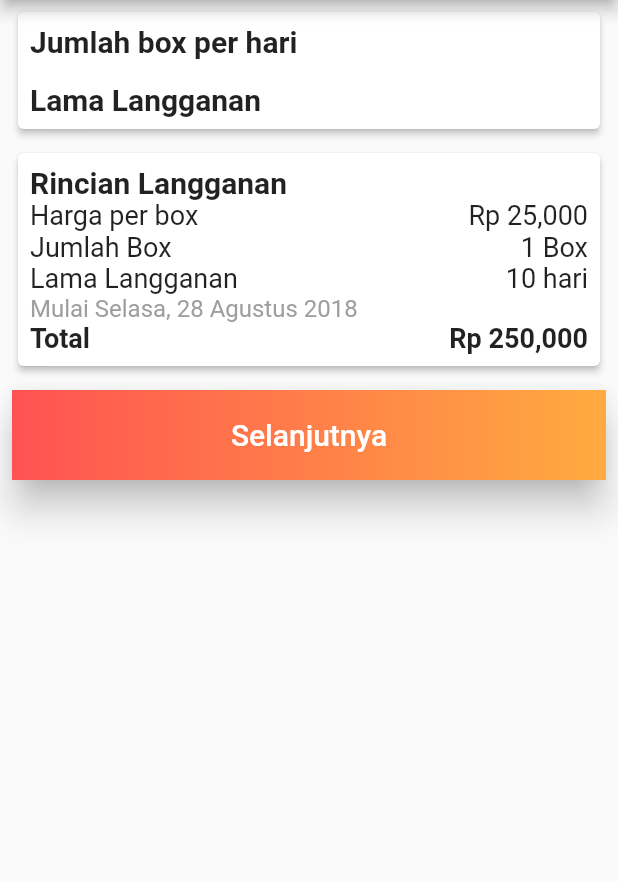
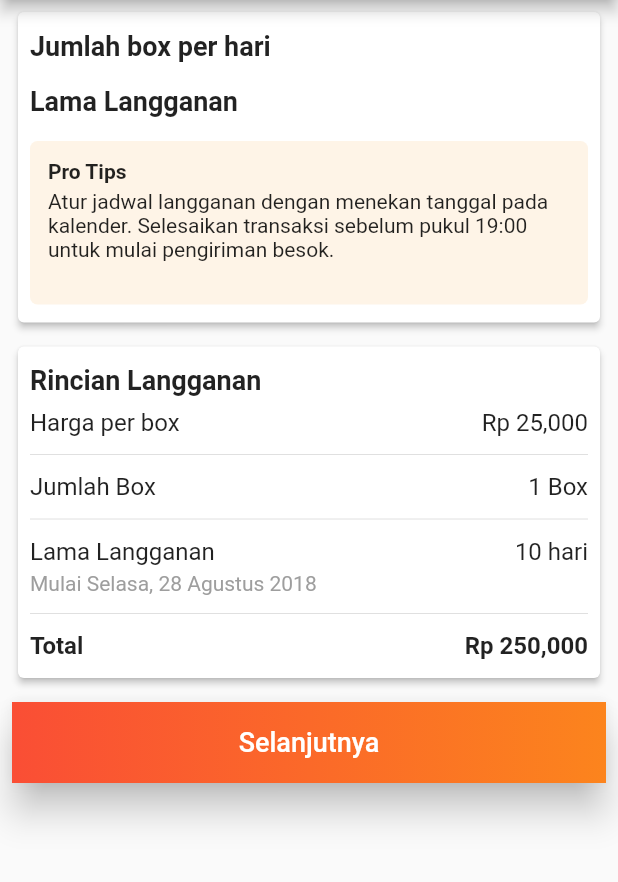
Before and after one commit to jprawira/flutter-langganan-makanan, a Flutter app: the screen it shows after launch, on a phone screen of 412 x 824 dp, the part 84-966 px from its top. Run offline on Flutter 3.47's test engine with Material 2 defaults, Android fonts, the phone set to English and light mode, and no system bars.

Commit message:
Add main cards structure

```diff
--- a/lib/main.dart
+++ b/lib/main.dart
@@ -33,11 +33,16 @@ class _MyHomePageState extends State<MyHomePage> {
   AnimationController controller;
   Animation<double> animation;
 
+  // TODO: ADD COUNTER FOR NUMBER OF BOXES/DAY
+  // TODO: ADD COUNTER FOR NUMBER OF DAYS
+  // TODO: ADD LOGIC FOR DATE PICKER
   void _incrementCounter() {
     setState(() {
       _counter++;
     });
   }
+
+  // TODO: ADD WIDGET FOR NAVIGATION
 
   Widget orderCard() {
     return new Container(
@@ -45,36 +50,80 @@ class _MyHomePageState extends State<MyHomePage> {
         child: new Card(
           color: Colors.white,
           elevation: 2.0,
+          child: Padding(
+            padding: const EdgeInsets.symmetric(vertical: 4.0, horizontal: 4.0),
             child: orderCardElements(),
+          ),
         ));
   }
 
   Widget orderCardElements() {
     return new Column(
         crossAxisAlignment: CrossAxisAlignment.start,
-        children: <Widget>[numberOfBoxPicker(), subscribeLengthPicker()]);
+        children: <Widget>[
+          numberOfBoxPicker(),
+          subscribeLengthPicker(),
+          proTips()
+        ]);
   }
 
   Widget numberOfBoxPicker() {
     return new Container(
-        padding: const EdgeInsets.all(8.0),
+        padding: const EdgeInsets.symmetric(horizontal: 4.0, vertical: 8.0),
         child: Column(
             crossAxisAlignment: CrossAxisAlignment.start,
             children: <Widget>[
-              Text('Jumlah box per hari',
-                  style: TextStyle(fontWeight: FontWeight.bold, fontSize: 20.0))
+              Text(UiData.numberOfBoxPerDayLabel,
+                  style: TextStyle(fontWeight: FontWeight.bold, fontSize: 18.0))
             ]));
   }
 
+  // TODO: MAKE WIDGET FOR BOX NUMBER PICKER
+
   Widget subscribeLengthPicker() {
     return new Container(
-        padding: const EdgeInsets.all(8.0),
+        padding: const EdgeInsets.symmetric(horizontal: 4.0, vertical: 8.0),
         child: Column(
             crossAxisAlignment: CrossAxisAlignment.start,
             children: <Widget>[
-              Text('Lama Langganan',
-                  style: TextStyle(fontWeight: FontWeight.bold, fontSize: 20.0))
+              Text(UiData.subscribeLengthLabel,
+                  style: TextStyle(fontWeight: FontWeight.bold, fontSize: 18.0))
             ]));
+  }
+
+  // TODO: MAKE WIDGET FOR DATE PICKER
+
+  Widget proTips() {
+    return Container(
+      padding: const EdgeInsets.symmetric(horizontal: 4.0, vertical: 8.0),
+      constraints: BoxConstraints.expand(height: 125.0),
+      child: Material(
+        color: UiData.proTipBackground,
+        shape: const RoundedRectangleBorder(
+            borderRadius: BorderRadius.all(Radius.circular(5.0))),
+          child: Padding(
+            padding: const EdgeInsets.all(12.0),
+            child: Column(
+                crossAxisAlignment: CrossAxisAlignment.start,
+                children: <Widget>[
+                  Text(
+                    UiData.proTipsLabel,
+                    style:
+                        TextStyle(fontWeight: FontWeight.bold, fontSize: 14.0),
+                  ),
+                  Divider(
+                    height: 4.0,
+                    color: Colors.transparent,
+                  ),
+                  Text(
+                    UiData.proTipsContent,
+                    style:
+                    TextStyle(fontSize: 14.0),
+                  )
+                ]),
+          ),
+        ),
+      );
   }
 
   Widget detailsCard() {
@@ -90,46 +139,65 @@ class _MyHomePageState extends State<MyHomePage> {
   Widget detailsText() {
     return new Container(
       padding: const EdgeInsets.all(8.0),
-      child: Column(
-          crossAxisAlignment: CrossAxisAlignment.start,
-          children: <Widget>[
-            Text(
-              'Rincian Langganan',
-              style: TextStyle(fontWeight: FontWeight.bold, fontSize: 20.0),
+      child: Column(crossAxisAlignment: CrossAxisAlignment.start, children: <
+          Widget>[
+        Padding(
+          padding: const EdgeInsets.symmetric(vertical: 4.0, horizontal: 0.0),
+          child: Text(
+            UiData.subscriptionDetailLabel,
+            style: TextStyle(fontWeight: FontWeight.bold, fontSize: 18.0),
           ),
-            Row(
+        ),
+        Padding(
+          padding: const EdgeInsets.symmetric(vertical: 4.0, horizontal: 0.0),
+          child: Row(
             mainAxisAlignment: MainAxisAlignment.spaceBetween,
             children: <Widget>[
-                Text('Harga per box', style: TextStyle(fontSize: 18.0)),
-                new Text('Rp 25,000', style: TextStyle(fontSize: 18.0))
+              Text(UiData.pricePerBoxLabel, style: TextStyle(fontSize: 16.0)),
+              new Text('Rp 25,000', style: TextStyle(fontSize: 16.0))
             ],
           ),
-            Row(
+        ),
+        Divider(),
+        Padding(
+          padding: const EdgeInsets.symmetric(vertical: 4.0, horizontal: 0.0),
+          child: Row(
             mainAxisAlignment: MainAxisAlignment.spaceBetween,
             children: <Widget>[
-                Text('Jumlah Box', style: TextStyle(fontSize: 18.0)),
-                new Text('1 Box', style: TextStyle(fontSize: 18.0))
+              Text(UiData.totalNumberOfBoxLabel, style: TextStyle(fontSize: 16.0)),
+              new Text('1 Box', style: TextStyle(fontSize: 16.0))
             ],
           ),
-            Row(
+        ),
+        Divider(),
+        Padding(
+          padding: const EdgeInsets.symmetric(vertical: 4.0, horizontal: 0.0),
+          child: Row(
             mainAxisAlignment: MainAxisAlignment.spaceBetween,
             children: <Widget>[
-                Text('Lama Langganan', style: TextStyle(fontSize: 18.0)),
-                new Text('10 hari', style: TextStyle(fontSize: 18.0))
+              Text(UiData.subscriptionLengthLabel, style: TextStyle(fontSize: 16.0)),
+              new Text('10 hari', style: TextStyle(fontSize: 16.0))
             ],
           ),
-            new Text('Mulai Selasa, 28 Agustus 2018',
-                style: TextStyle(color: Colors.grey, fontSize: 16.0)),
-            Row(
+        ),
+        Padding(
+          padding: const EdgeInsets.fromLTRB(0.0, 0.0, 0.0, 4.0),
+          child: new Text('Mulai Selasa, 28 Agustus 2018',
+              style: TextStyle(color: Colors.grey, fontSize: 14.0)),
+        ),
+        Divider(),
+        Padding(
+          padding: const EdgeInsets.symmetric(vertical: 4.0, horizontal: 0.0),
+          child: Row(
             mainAxisAlignment: MainAxisAlignment.spaceBetween,
             children: <Widget>[
-                Text('Total',
+              Text(UiData.totalAmount,
                   style:
-                        TextStyle(fontSize: 18.0, fontWeight: FontWeight.bold)),
+                      TextStyle(fontSize: 16.0, fontWeight: FontWeight.bold)),
               new Text('Rp 250,000',
-                    style:
-                        TextStyle(fontSize: 18.0, fontWeight: FontWeight.bold))
+                  style: TextStyle(fontSize: 16.0, fontWeight: FontWeight.bold))
             ],
+          ),
         ),
       ]),
     );
@@ -139,7 +207,7 @@ class _MyHomePageState extends State<MyHomePage> {
     return new Container(
         padding: const EdgeInsets.all(8.0),
         child: Container(
-            constraints: BoxConstraints.expand(height: 60.0),
+            constraints: BoxConstraints.expand(height: 54.0),
             child: Material(
               elevation: 10.0,
               color: Colors.transparent,
@@ -150,7 +218,7 @@ class _MyHomePageState extends State<MyHomePage> {
                 child: Ink(
                   height: 50.0,
                   decoration: BoxDecoration(
-                      gradient: LinearGradient(colors: UIData.buttonGradient)),
+                      gradient: LinearGradient(colors: UiData.buttonGradient)),
                   child: Center(
                     child: Text(
                       'Selanjutnya',
@@ -158,7 +226,7 @@ class _MyHomePageState extends State<MyHomePage> {
                       style: TextStyle(
                           color: Colors.white,
                           fontWeight: FontWeight.w500,
-                          fontSize: 20.0),
+                          fontSize: 18.0),
                     ),
                   ),
                 ),
--- a/lib/ui_data.dart
+++ b/lib/ui_data.dart
@@ -1,5 +1,21 @@
 import 'package:flutter/material.dart';
 
-class UIData {
-  static List<Color> buttonGradient = [Colors.redAccent, Colors.orangeAccent];
+class UiData {
+  //strings
+  static const String numberOfBoxPerDayLabel = 'Jumlah box per hari';
+  static const String subscribeLengthLabel = 'Lama Langganan';
+  static const String proTipsLabel = 'Pro Tips';
+  static const String proTipsContent = 'Atur jadwal langganan dengan menekan tanggal pada kalender. Selesaikan transaksi sebelum pukul 19:00 untuk mulai pengiriman besok.';
+  static const String subscriptionDetailLabel = 'Rincian Langganan';
+  static const String pricePerBoxLabel = 'Harga per box';
+  static const String totalNumberOfBoxLabel = 'Jumlah Box';
+  static const String subscriptionLengthLabel = 'Lama Langganan';
+  static const String totalAmount = 'Total';
+
+  //colors
+  static Color datePickerOrange = new Color.fromRGBO(253, 151, 20, 1.0);
+  static Color leftButtonGradient = new Color.fromRGBO(250, 78, 53, 1.0);
+  static Color rightButtonGradient = new Color.fromRGBO(252, 132, 29, 1.0);
+  static Color proTipBackground = new Color.fromRGBO(254, 244, 231, 1.0);
+  static List<Color> buttonGradient = [leftButtonGradient, rightButtonGradient];
 }
```
Lines whose indentation alone changed are shown as unchanged.
